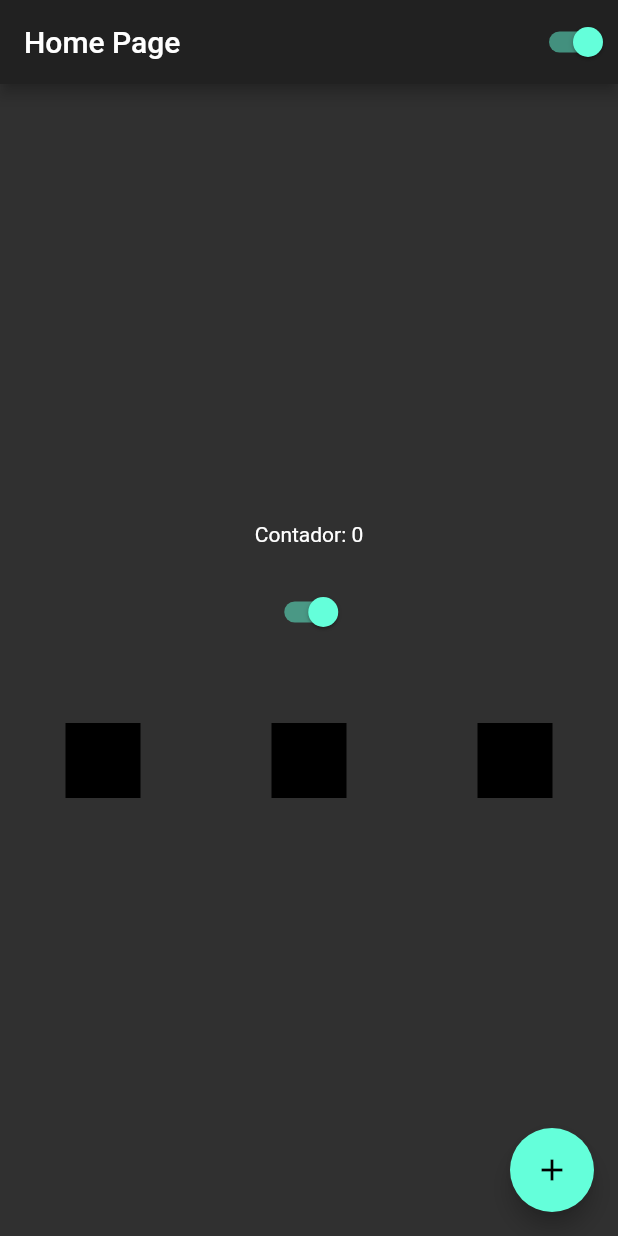
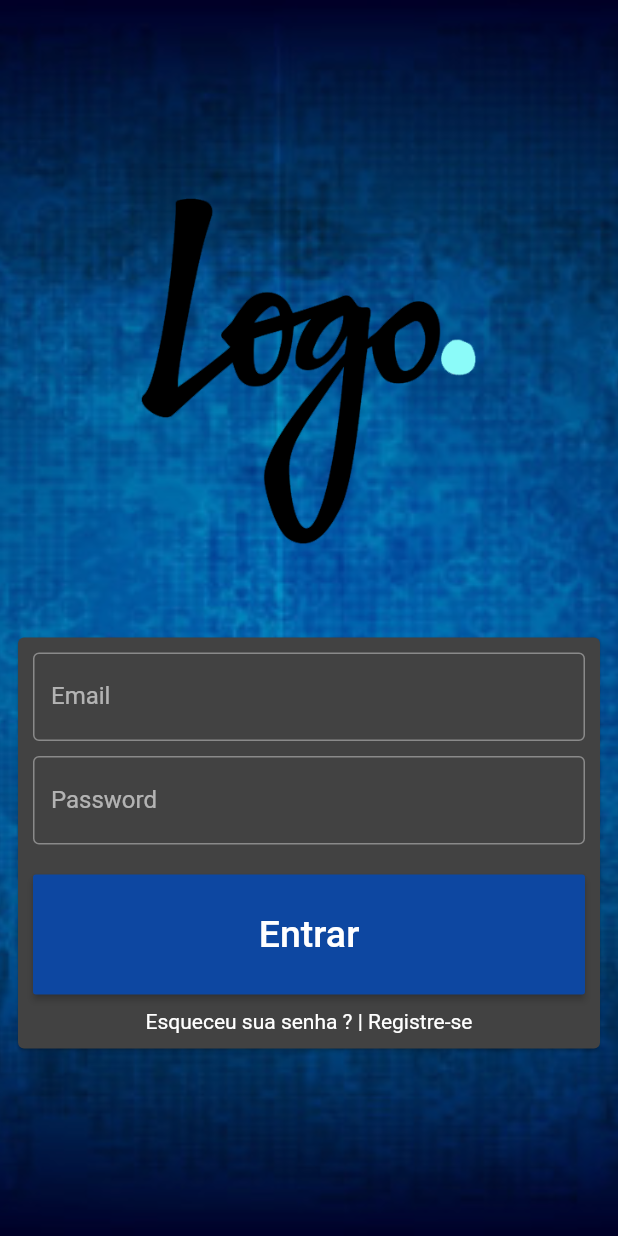
Before and after one commit to lucashpacheco/Curso-Flutter-Basico, a Flutter app: the screen it shows after launch, on a phone screen of 412 x 824 dp. Run offline on Flutter 3.47's test engine with Material 2 defaults, Android fonts, the phone set to English and light mode, and no system bars.

```diff
--- a/ola_mundo/lib/app_widget.dart
+++ b/ola_mundo/lib/app_widget.dart
@@ -3,6 +3,7 @@ import 'package:flutter/material.dart';
 import 'app_controller.dart';
 
 import 'home_page.dart';
+import 'login_page.dart';
 
 class AppWidget extends StatelessWidget {
   @override
@@ -17,7 +18,11 @@ class AppWidget extends StatelessWidget {
                   ? Brightness.dark
                   : Brightness.light,
             ),
-            home: HomePage(),
+            initialRoute: '/',
+            routes: {
+              '/': (context) => LoginPage(),
+              '/home': (context) => HomePage(),
+            },
           );
         });
   }
--- /dev/null
+++ b/ola_mundo/lib/login_page.dart
@@ -0,0 +1,111 @@
+import 'package:flutter/material.dart';
+
+class LoginPage extends StatefulWidget {
+  @override
+  _LoginPageState createState() => _LoginPageState();
+}
+
+class _LoginPageState extends State<LoginPage> {
+  String email = '';
+  String password = '';
+
+  Widget _body() {
+    return SingleChildScrollView(
+      child: SizedBox(
+        width: MediaQuery.of(context).size.width,
+        height: MediaQuery.of(context).size.height,
+        child: Padding(
+          padding: const EdgeInsets.all(8.0),
+          child: Column(
+            mainAxisAlignment: MainAxisAlignment.center,
+            children: [
+              Container(
+                width: 250,
+                height: 250,
+                child: Image.asset('assets/images/logo.png'),
+              ),
+              Container(
+                height: 50,
+              ),
+              Card(
+                child: Padding(
+                  padding: const EdgeInsets.all(10),
+                  child: Column(
+                    children: [
+                      TextField(
+                        onChanged: (text) {
+                          email = text;
+                        },
+                        keyboardType: TextInputType.emailAddress,
+                        decoration: InputDecoration(
+                          labelText: 'Email',
+                          border: OutlineInputBorder(),
+                        ),
+                      ),
+                      Padding(padding: const EdgeInsets.all(5.0)),
+                      TextField(
+                        obscureText: true,
+                        onChanged: (text) {
+                          password = text;
+                        },
+                        decoration: InputDecoration(
+                          labelText: 'Password',
+                          border: OutlineInputBorder(),
+                        ),
+                      ),
+                      Padding(padding: const EdgeInsets.all(10.0)),
+                      SizedBox(
+                        height: 80,
+                        width: double.infinity,
+                        child: RaisedButton(
+                          color: Colors.blue[900],
+                          onPressed: () {
+                            if (email == 'teste@testou.com' &&
+                                password == '123') {
+                              Navigator.of(context)
+                                  .pushReplacementNamed('/home');
+                              print('ok');
+                            } else {
+                              print('login invalido');
+                            }
+                          },
+                          child: Container(
+                            width: double.infinity,
+                            child: Text(
+                              'Entrar',
+                              textAlign: TextAlign.center,
+                              style: TextStyle(fontSize: 25),
+                            ),
+                          ),
+                        ),
+                      ),
+                      Container(height: 10),
+                      Text('Esqueceu sua senha ? | Registre-se'),
+                    ],
+                  ),
+                ),
+              )
+            ],
+          ),
+        ),
+      ),
+    );
+  }
+
+  @override
+  Widget build(BuildContext context) {
+    return Scaffold(
+        body: Stack(
+      children: [
+        SizedBox(
+            height: MediaQuery.of(context).size.height,
+            child: Image.asset(
+              'assets/images/background.jpg',
+              fit: BoxFit.cover,
+            )),
+        Container(color: Colors.black.withOpacity(0.1)),
+        _body()
+      ],
+    ));
+  }
+}
--- a/ola_mundo/pubspec.yaml
+++ b/ola_mundo/pubspec.yaml
@@ -45,8 +45,9 @@ flutter:
   uses-material-design: true
 
   # To add assets to your application, add an assets section, like this:
-  # assets:
-  #   - images/a_dot_burr.jpeg
+  assets:
+    - assets/images/logo.png
+    - assets/images/background.jpg
   #   - images/a_dot_ham.jpeg
 
   # An image asset can refer to one or more resolution-specific "variants", see
```
Also changed, not shown: ola_mundo/lib/home_page.dart (+32 -0 lines), ola_mundo/assets/images/background.jpg (added), ola_mundo/assets/images/logo.png (added), 1 other file.
